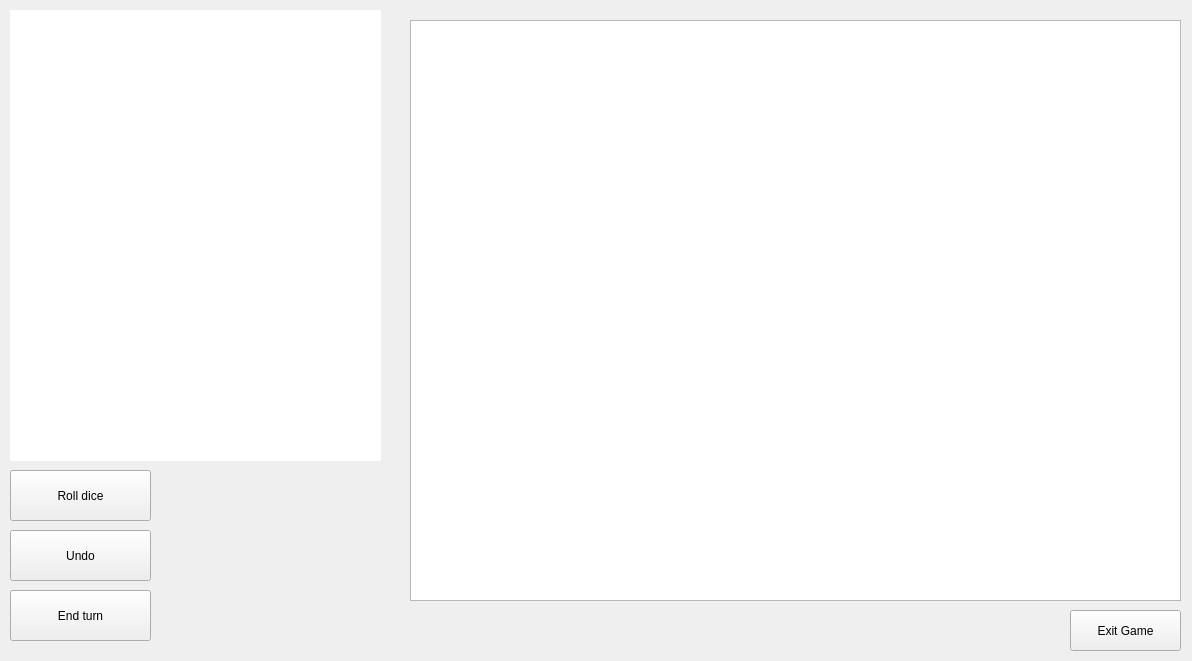
Before: the Qt Designer form BackgammonPP/boardwindow.ui in daniilgrbic/BackgammonPP, drawn with Qt 5.
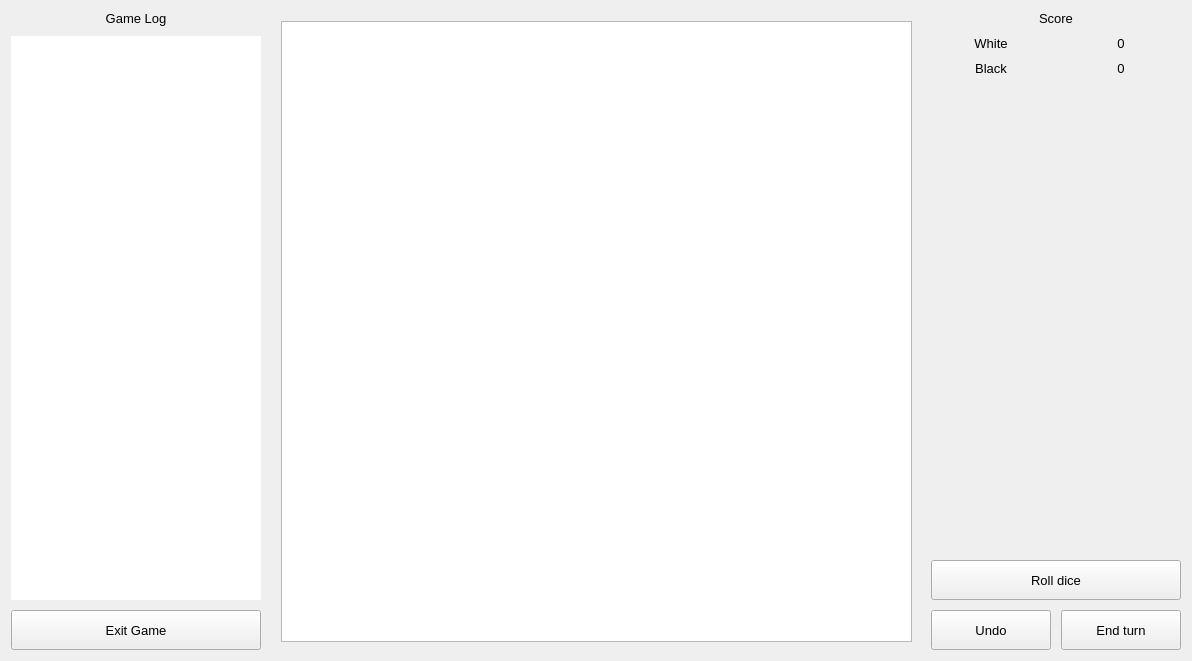
After: the same form once the commit is applied.

Commit message: Brand new game board design

Diff of the .ui file:
```diff
--- a/BackgammonPP/boardwindow.ui
+++ b/BackgammonPP/boardwindow.ui
@@ -13,105 +13,287 @@
   <property name="windowTitle">
    <string>Form</string>
   </property>
-  <widget class="QGraphicsView" name="boardView">
-   <property name="geometry">
-    <rect>
-     <x>410</x>
-     <y>20</y>
-     <width>771</width>
-     <height>581</height>
-    </rect>
+  <layout class="QHBoxLayout" name="horizontalLayout" stretch="2,6,2">
+   <property name="spacing">
+    <number>10</number>
    </property>
-  </widget>
-  <widget class="QPushButton" name="pbExitCurrentGame">
-   <property name="geometry">
-    <rect>
-     <x>1070</x>
-     <y>610</y>
-     <width>111</width>
-     <height>41</height>
-    </rect>
-   </property>
-   <property name="cursor">
-    <cursorShape>PointingHandCursor</cursorShape>
-   </property>
-   <property name="text">
-    <string>Exit Game</string>
-   </property>
-  </widget>
-  <widget class="QPushButton" name="pbRollDice">
-   <property name="geometry">
-    <rect>
-     <x>10</x>
-     <y>470</y>
-     <width>141</width>
-     <height>51</height>
-    </rect>
-   </property>
-   <property name="cursor">
-    <cursorShape>PointingHandCursor</cursorShape>
-   </property>
-   <property name="text">
-    <string>Roll dice</string>
-   </property>
-  </widget>
-  <widget class="QPushButton" name="pbEndTurn">
-   <property name="geometry">
-    <rect>
-     <x>10</x>
-     <y>590</y>
-     <width>141</width>
-     <height>51</height>
-    </rect>
-   </property>
-   <property name="cursor">
-    <cursorShape>PointingHandCursor</cursorShape>
-   </property>
-   <property name="text">
-    <string>End turn</string>
-   </property>
-  </widget>
-  <widget class="QPushButton" name="pbUndo">
-   <property name="geometry">
-    <rect>
-     <x>10</x>
-     <y>530</y>
-     <width>141</width>
-     <height>51</height>
-    </rect>
-   </property>
-   <property name="cursor">
-    <cursorShape>PointingHandCursor</cursorShape>
-   </property>
-   <property name="text">
-    <string>Undo</string>
-   </property>
-  </widget>
-  <widget class="QListView" name="listView">
-   <property name="geometry">
-    <rect>
-     <x>10</x>
-     <y>10</y>
-     <width>371</width>
-     <height>451</height>
-    </rect>
-   </property>
-   <property name="styleSheet">
-    <string notr="true">QListView {
+   <item>
+    <layout class="QVBoxLayout" name="boardWindowColumn_1" stretch="0,15,1">
+     <property name="spacing">
+      <number>10</number>
+     </property>
+     <item>
+      <widget class="QLabel" name="label">
+       <property name="minimumSize">
+        <size>
+         <width>250</width>
+         <height>0</height>
+        </size>
+       </property>
+       <property name="font">
+        <font>
+         <pointsize>10</pointsize>
+        </font>
+       </property>
+       <property name="text">
+        <string>Game Log</string>
+       </property>
+       <property name="alignment">
+        <set>Qt::AlignCenter</set>
+       </property>
+      </widget>
+     </item>
+     <item>
+      <widget class="QListView" name="listView">
+       <property name="styleSheet">
+        <string notr="true">QListView {
 	border: 1px black;
 }</string>
-   </property>
-  </widget>
-  <widget class="QGraphicsView" name="historyboardView">
-   <property name="geometry">
-    <rect>
-     <x>410</x>
-     <y>20</y>
-     <width>771</width>
-     <height>581</height>
-    </rect>
-   </property>
-  </widget>
+       </property>
+      </widget>
+     </item>
+     <item>
+      <layout class="QHBoxLayout" name="horizontalLayout_5">
+       <item>
+        <widget class="QPushButton" name="pbExitCurrentGame">
+         <property name="minimumSize">
+          <size>
+           <width>0</width>
+           <height>40</height>
+          </size>
+         </property>
+         <property name="font">
+          <font>
+           <pointsize>10</pointsize>
+          </font>
+         </property>
+         <property name="cursor">
+          <cursorShape>PointingHandCursor</cursorShape>
+         </property>
+         <property name="text">
+          <string>Exit Game</string>
+         </property>
+        </widget>
+       </item>
+      </layout>
+     </item>
+    </layout>
+   </item>
+   <item>
+    <layout class="QVBoxLayout" name="boardWindowColumn_2" stretch="15">
+     <property name="sizeConstraint">
+      <enum>QLayout::SetFixedSize</enum>
+     </property>
+     <item>
+      <widget class="QWidget" name="widget" native="true">
+       <property name="minimumSize">
+        <size>
+         <width>300</width>
+         <height>0</height>
+        </size>
+       </property>
+       <widget class="QGraphicsView" name="boardView">
+        <property name="geometry">
+         <rect>
+          <x>10</x>
+          <y>10</y>
+          <width>631</width>
+          <height>621</height>
+         </rect>
+        </property>
+       </widget>
+       <widget class="QGraphicsView" name="historyboardView">
+        <property name="geometry">
+         <rect>
+          <x>10</x>
+          <y>10</y>
+          <width>631</width>
+          <height>621</height>
+         </rect>
+        </property>
+       </widget>
+      </widget>
+     </item>
+    </layout>
+   </item>
+   <item>
+    <layout class="QVBoxLayout" name="boardWindowColumn_3" stretch="0,1,13,1,1">
+     <item>
+      <widget class="QLabel" name="label_2">
+       <property name="minimumSize">
+        <size>
+         <width>250</width>
+         <height>0</height>
+        </size>
+       </property>
+       <property name="font">
+        <font>
+         <pointsize>10</pointsize>
+        </font>
+       </property>
+       <property name="text">
+        <string>Score</string>
+       </property>
+       <property name="alignment">
+        <set>Qt::AlignCenter</set>
+       </property>
+      </widget>
+     </item>
+     <item>
+      <layout class="QGridLayout" name="gridLayout">
+       <item row="0" column="1">
+        <widget class="QLabel" name="lbScoreWhite">
+         <property name="font">
+          <font>
+           <pointsize>10</pointsize>
+           <bold>false</bold>
+          </font>
+         </property>
+         <property name="text">
+          <string>0</string>
+         </property>
+         <property name="alignment">
+          <set>Qt::AlignCenter</set>
+         </property>
+        </widget>
+       </item>
+       <item row="1" column="0">
+        <widget class="QLabel" name="lbBlack">
+         <property name="font">
+          <font>
+           <pointsize>10</pointsize>
+           <bold>false</bold>
+          </font>
+         </property>
+         <property name="text">
+          <string>Black</string>
+         </property>
+         <property name="alignment">
+          <set>Qt::AlignCenter</set>
+         </property>
+        </widget>
+       </item>
+       <item row="0" column="0">
+        <widget class="QLabel" name="lbWhite">
+         <property name="font">
+          <font>
+           <pointsize>10</pointsize>
+           <bold>false</bold>
+          </font>
+         </property>
+         <property name="text">
+          <string>White</string>
+         </property>
+         <property name="alignment">
+          <set>Qt::AlignCenter</set>
+         </property>
+        </widget>
+       </item>
+       <item row="1" column="1">
+        <widget class="QLabel" name="lbScoreBlack">
+         <property name="font">
+          <font>
+           <pointsize>10</pointsize>
+           <bold>false</bold>
+          </font>
+         </property>
+         <property name="text">
+          <string>0</string>
+         </property>
+         <property name="alignment">
+          <set>Qt::AlignCenter</set>
+         </property>
+        </widget>
+       </item>
+      </layout>
+     </item>
+     <item>
+      <spacer name="verticalSpacer">
+       <property name="orientation">
+        <enum>Qt::Vertical</enum>
+       </property>
+       <property name="sizeHint" stdset="0">
+        <size>
+         <width>20</width>
+         <height>40</height>
+        </size>
+       </property>
+      </spacer>
+     </item>
+     <item>
+      <layout class="QHBoxLayout" name="horizontalLayout_4">
+       <item>
+        <widget class="QPushButton" name="pbRollDice">
+         <property name="minimumSize">
+          <size>
+           <width>0</width>
+           <height>40</height>
+          </size>
+         </property>
+         <property name="font">
+          <font>
+           <pointsize>10</pointsize>
+          </font>
+         </property>
+         <property name="cursor">
+          <cursorShape>PointingHandCursor</cursorShape>
+         </property>
+         <property name="text">
+          <string>Roll dice</string>
+         </property>
+        </widget>
+       </item>
+      </layout>
+     </item>
+     <item>
+      <layout class="QHBoxLayout" name="horizontalLayout_3">
+       <item>
+        <widget class="QPushButton" name="pbUndo">
+         <property name="minimumSize">
+          <size>
+           <width>0</width>
+           <height>40</height>
+          </size>
+         </property>
+         <property name="font">
+          <font>
+           <pointsize>10</pointsize>
+          </font>
+         </property>
+         <property name="cursor">
+          <cursorShape>PointingHandCursor</cursorShape>
+         </property>
+         <property name="text">
+          <string>Undo</string>
+         </property>
+        </widget>
+       </item>
+       <item>
+        <widget class="QPushButton" name="pbEndTurn">
+         <property name="minimumSize">
+          <size>
+           <width>0</width>
+           <height>40</height>
+          </size>
+         </property>
+         <property name="font">
+          <font>
+           <pointsize>10</pointsize>
+          </font>
+         </property>
+         <property name="cursor">
+          <cursorShape>PointingHandCursor</cursorShape>
+         </property>
+         <property name="text">
+          <string>End turn</string>
+         </property>
+        </widget>
+       </item>
+      </layout>
+     </item>
+    </layout>
+   </item>
+  </layout>
  </widget>
  <resources/>
  <connections/>
```
The commit also changes 1 other file.
